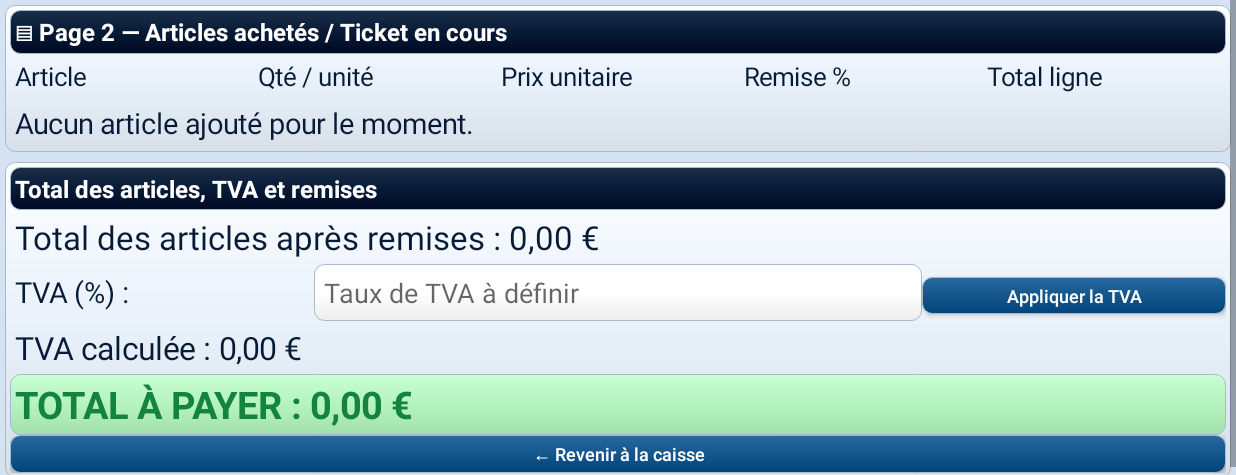
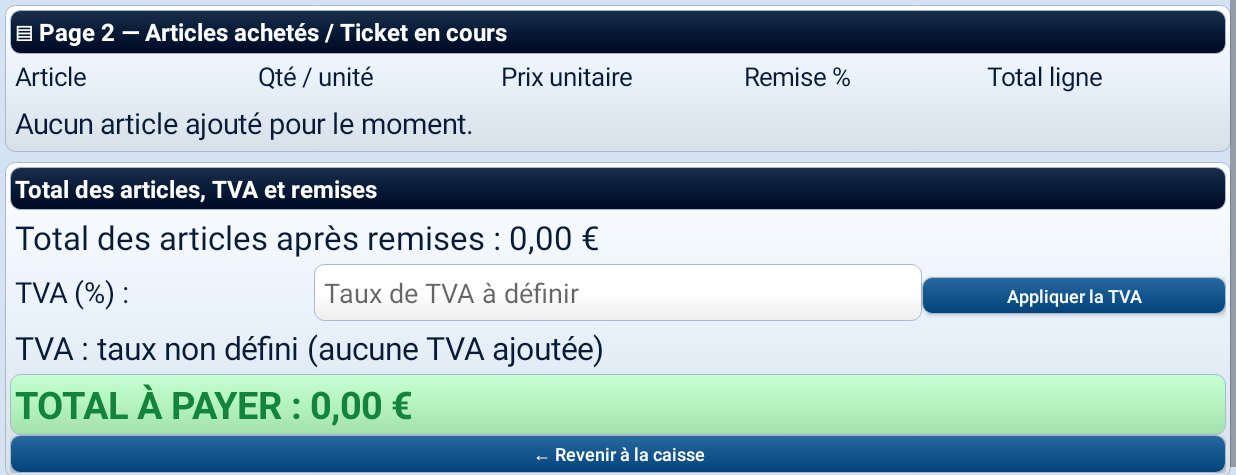
Before and after one commit to hadjahmedkad-ui/Caisse-Magasin, an Android app: the screen it shows after launch (MainActivity), after a tap on an icon or button, on a phone screen of 824 x 412 dp (held sideways), the part 143-618 px from its top. Run offline under Robolectric (Android 15) with nearby library versions, the phone set to English and light mode, and no system bars.

Commit message:
Sécuriser calcul du stock à la validation et signaler TVA non configurée

```diff
--- a/app/src/main/java/com/caissemagasin/app/MainActivity.java
+++ b/app/src/main/java/com/caissemagasin/app/MainActivity.java
@@ -274,7 +274,7 @@ public class MainActivity extends Activity {
  int start=Math.max(0,sales.size()-10);
  for(int i=sales.size()-1;i>=start;i--){JSONObject sale=sales.get(i);history.addView(txt(new java.text.SimpleDateFormat("dd/MM HH:mm",Locale.FRANCE).format(new Date(sale.optLong("time")))+"  "+sale.optString("method")+"  "+eur(sale.optDouble("total")),14,navy));}
  }
- void pay(String method){if(cart.isEmpty()){toast("Ticket vide");return;}new AlertDialog.Builder(this).setTitle("Confirmer le règlement").setMessage(method+" — "+eur(total())).setNegativeButton("Annuler",null).setPositiveButton("Valider",(d,w)->{HashMap<String,Double> used=new HashMap<>();for(JSONObject c:cart){String code=c.optString("code");if(!code.isEmpty())used.put(code,used.getOrDefault(code,0.0)+Math.max(0,stockQty(c,find(code))));}for(String code:used.keySet()){JSONObject p=find(code);if(p==null||p.optDouble("stock")<used.get(code)){toast("Stock insuffisant : "+code);return;}}for(String code:used.keySet()){JSONObject p=find(code);try{p.put("stock",p.optDouble("stock")-used.get(code));}catch(Exception e){}}JSONObject s=new JSONObject();try{s.put("time",System.currentTimeMillis());s.put("method",method);s.put("total",total());s.put("items",new JSONArray(cart));}catch(Exception e){}sales.add(s);cart.clear();save();show("Caisse");toast("Vente enregistrée");}).show();}
+ void pay(String method){if(cart.isEmpty()){toast("Ticket vide");return;}new AlertDialog.Builder(this).setTitle("Confirmer le règlement").setMessage(method+" — "+eur(total())).setNegativeButton("Annuler",null).setPositiveButton("Valider",(d,w)->{HashMap<String,Double> used=new HashMap<>();for(JSONObject c:cart){String code=c.optString("code");if(!code.isEmpty())used.put(code,used.getOrDefault(code,0.0)+(find(code)==null?c.optDouble("qty"):Math.max(0,stockQty(c,find(code)))));}for(String code:used.keySet()){JSONObject p=find(code);if(p==null||p.optDouble("stock")<used.get(code)){toast("Stock insuffisant : "+code);return;}}for(String code:used.keySet()){JSONObject p=find(code);try{p.put("stock",p.optDouble("stock")-used.get(code));}catch(Exception e){}}JSONObject s=new JSONObject();try{s.put("time",System.currentTimeMillis());s.put("method",method);s.put("total",total());s.put("items",new JSONArray(cart));}catch(Exception e){}sales.add(s);cart.clear();save();show("Caisse");toast("Vente enregistrée");}).show();}
  void ticketPage(){
  LinearLayout box=panel(body,"▤ Page 2 — Articles achetés / Ticket en cours");
  LinearLayout header=row();box.addView(header);
@@ -296,7 +296,7 @@ public class MainActivity extends Activity {
  add(rateRow,txt("TVA (%) :",19,navy),1);
  EditText rate=field("Taux de TVA à définir",getPreferences(0).getString("taxRate",""));rate.setInputType(android.text.InputType.TYPE_CLASS_NUMBER|android.text.InputType.TYPE_NUMBER_FLAG_DECIMAL);add(rateRow,rate,2);
  add(rateRow,btn("Appliquer la TVA",blue,()->{String v=rate.getText().toString().trim();if(v.isEmpty()||num(v)<0||num(v)>100){toast("Indiquez un taux de TVA entre 0 et 100 %");return;}getPreferences(0).edit().putString("taxRate",v).apply();show("Ticket");}),1);
- totals.addView(txt("TVA calculée : "+eur(tax()),21,navy));
+ totals.addView(txt(getPreferences(0).getString("taxRate","").isEmpty()?"TVA : taux non défini (aucune TVA ajoutée)":"TVA calculée : "+eur(tax()),21,navy));
  TextView sum=txt("TOTAL À PAYER : "+eur(total()),25,green);sum.setTypeface(null,Typeface.BOLD);sum.setBackground(bg(0xffb4f3bf));totals.addView(sum);
  totals.addView(btn("← Revenir à la caisse",blue,()->show("Caisse")));
  }
```
